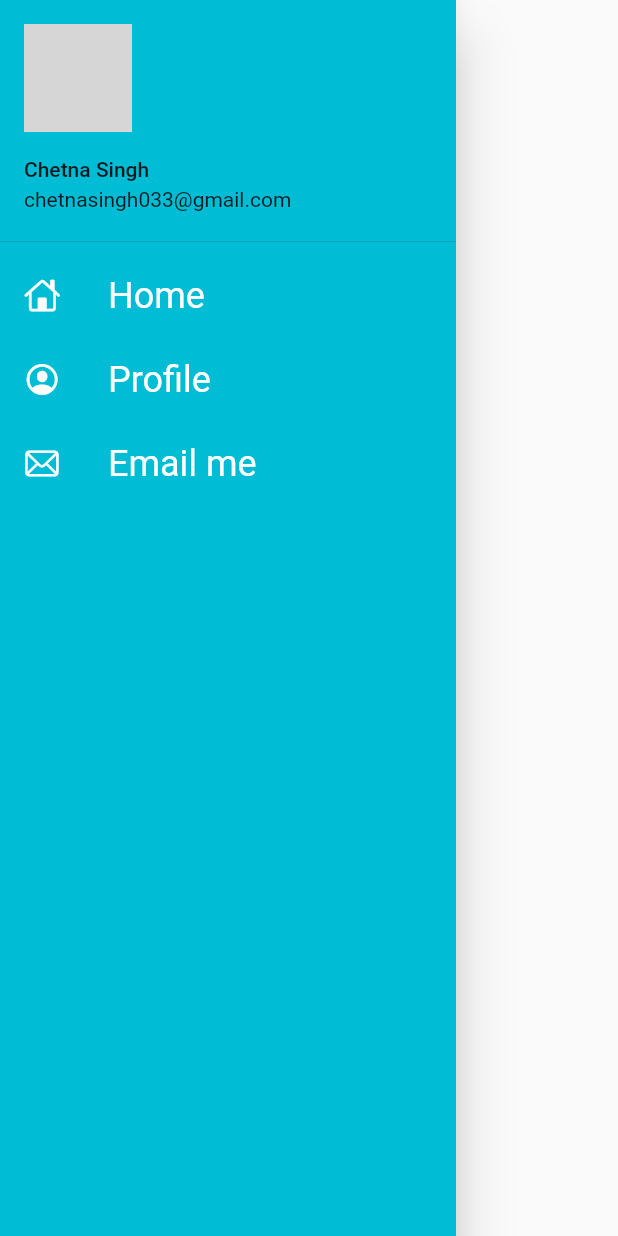
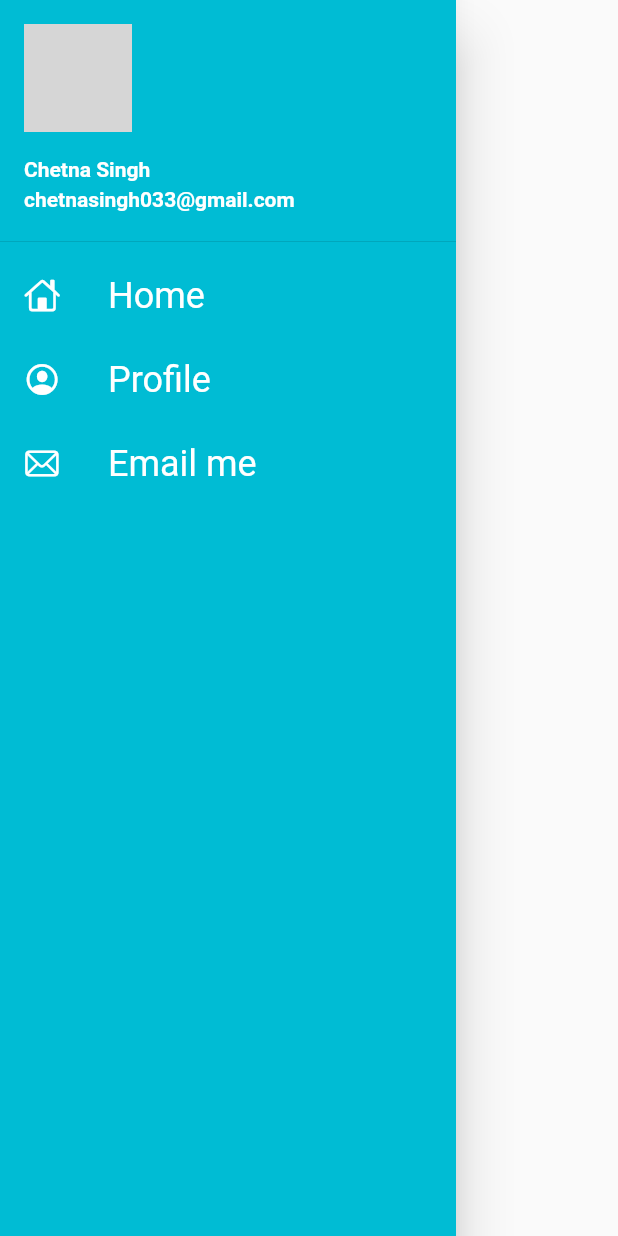
Before and after one commit to chetna-vispala/learnFlutter, a Flutter app: the Mydrawer widget shown alone on an empty page, opened directly, on a phone screen of 412 x 824 dp. Run offline on Flutter 3.47's test engine with Material 2 defaults, Android fonts, the phone set to English and light mode, and no system bars; our stand-ins replace google_fonts; network calls fail; Roboto replaces fonts that are missing (Lekton); grey boxes are pictures that could not be loaded.

Commit message:
theme extracted

```diff
--- a/lib/main.dart
+++ b/lib/main.dart
@@ -1,8 +1,8 @@
 import 'package:flutter/material.dart';
-import 'package:google_fonts/google_fonts.dart';
 import 'package:learn_datatype/Pages/home_page.dart';
 import 'package:learn_datatype/Pages/login_page.dart';
 import 'package:learn_datatype/utils/routes.dart';
+import 'package:learn_datatype/widget/themes.dart';
 
 void main() {
   runApp(const MyApp());
@@ -24,15 +24,9 @@ class MyApp extends StatelessWidget {
 
     return MaterialApp(
       //themeMode: ThemeMode.light,
-      theme: ThemeData(
-        primarySwatch: Colors.cyan,
-        backgroundColor: Colors.white,
-        primaryTextTheme: GoogleFonts.lektonTextTheme(),
-      ),
+      theme: MyTheme.lightTheme(context),
       debugShowCheckedModeBanner: false,
-      // darkTheme: ThemeData(
-      //   brightness: Brightness.light,
-      // ),
+      darkTheme: ThemeData(brightness: Brightness.light),
       initialRoute: "/Login",
       routes: {
         MyRoutes.homeRoutes: (context) => const HomePage(),
--- a/lib/widget/drawer.dart
+++ b/lib/widget/drawer.dart
@@ -23,8 +23,12 @@ class _MydrawerState extends State<Mydrawer> {
                 padding: EdgeInsets.zero,
                 child: UserAccountsDrawerHeader(
                   margin: EdgeInsets.zero,
-                  accountName: Text("Chetna Singh"),
-                  accountEmail: Text("chetnasingh033@gmail.com"),
+                  accountName: Text("Chetna Singh",
+                  style: TextStyle(color: Colors.white,
+                  fontWeight: FontWeight.bold),),
+                  accountEmail: Text("chetnasingh033@gmail.com",
+                    style: TextStyle(color: Colors.white,
+                        fontWeight: FontWeight.bold),),
                   currentAccountPicture: CircleAvatar(
                     backgroundImage: NetworkImage(imageUrl),
                   ),
--- /dev/null
+++ b/lib/widget/themes.dart
@@ -0,0 +1,18 @@
+import 'package:flutter/material.dart';
+import 'package:google_fonts/google_fonts.dart';
+
+class MyTheme{
+  static ThemeData lightTheme(BuildContext context) => ThemeData( //1st theme
+    primarySwatch: Colors.cyan,
+    primaryTextTheme: GoogleFonts.lektonTextTheme(),
+    appBarTheme: const AppBarTheme(
+      color: Colors.cyan,
+      elevation: 0.0,
+      iconTheme: IconThemeData(color: Colors.black),
+    ),
+  );
+
+  static ThemeData darkTheme(BuildContext context) => ThemeData( //2nd theme
+    brightness: Brightness.dark
+  );
+}
```
Also changed, not shown: lib/Pages/home_page.dart (+4 -3 lines).
